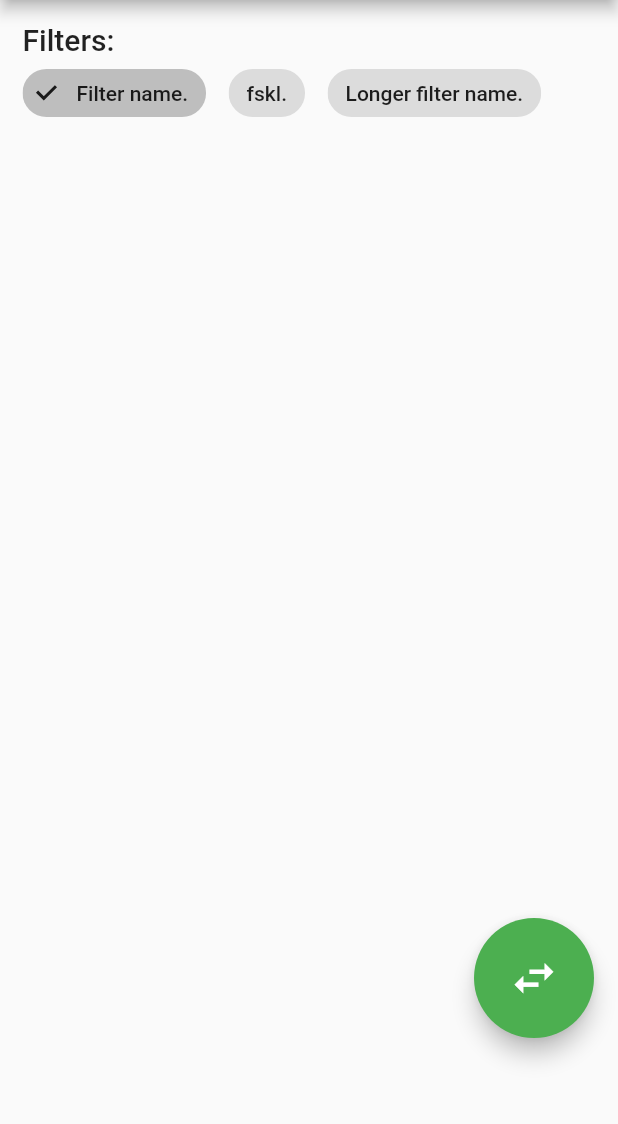
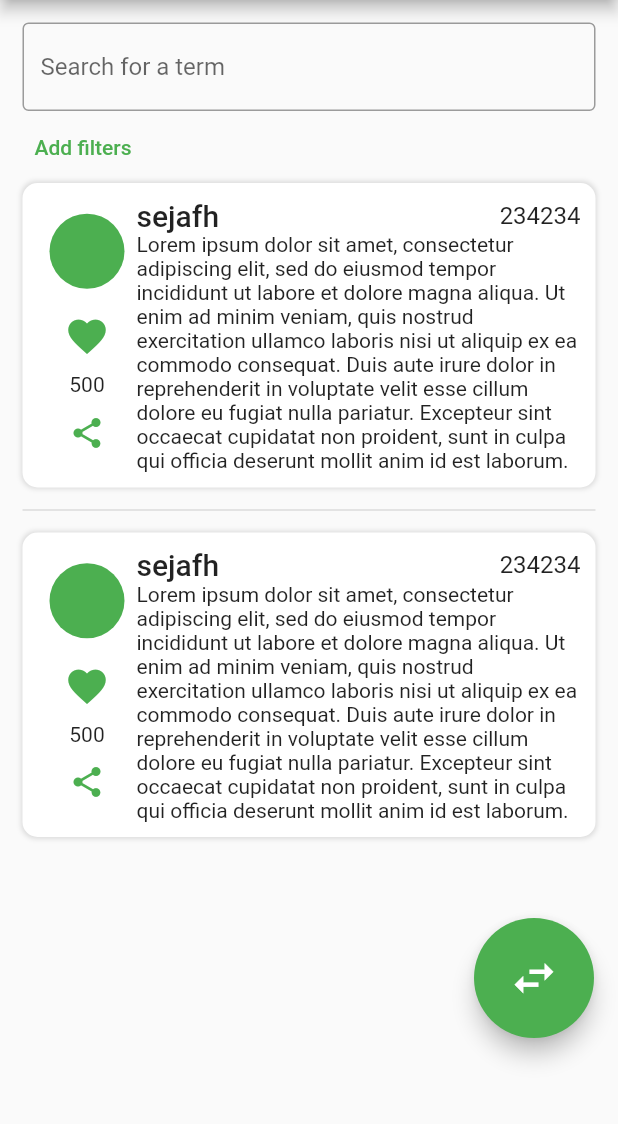
Before and after one commit to Software-Development-2022-2023/community-connect, a Flutter app: the screen it shows after launch, on a phone screen of 412 x 824 dp, the part 84-1208 px from its top. Run offline on Flutter 3.47's test engine with Material 2 defaults, Android fonts, the phone set to English and light mode, and no system bars; our stand-ins replace firebase_core, firebase_database, image_picker; accounts and stored records are empty.

Commit message:
Template for posts

```diff
--- a/lib/main.dart
+++ b/lib/main.dart
@@ -1,4 +1,8 @@
+import 'dart:math';
+
 import 'package:flutter/material.dart';
+
+import 'package:community_connect/post.dart';
 
 import 'package:firebase_core/firebase_core.dart';
 import 'firebase_options.dart';
@@ -92,9 +96,15 @@ class _ModeNavigationState extends State<ModeNavigation> {
           padding: const EdgeInsets.all(15.0),
           child: Column(
             crossAxisAlignment: CrossAxisAlignment.start,
-            children: [
-              Text("Filters:", style: Theme.of(context).textTheme.headline6),
-              const PostFilter(), // TODO: Maybe make the filters into a side sheet instead.
+            children: const [
+              TextField(
+                decoration: InputDecoration(
+                  border: OutlineInputBorder(),
+                  hintText: "Search for a term"
+                )
+              ),
+              PostFilter(), // TODO: Maybe make the filters into a side sheet instead.
+              PostDisplay(),
             ],
           ),
         ),
@@ -174,23 +184,47 @@ class PostFilter extends StatelessWidget {
 
   @override
   Widget build(BuildContext context) {
-    return Wrap(
-      spacing: 15,
-      children: [
-        FilterChip( // TODO: Probably make this into a class. I don't know all the filters, so I won't do this yet.
-          label: const Text("Filter name."),
-          selected: true,
-          onSelected: (bool value) {},
-        ),
-        FilterChip(
-          label: const Text("fskl."),
-          onSelected: (bool value) {},
-        ),
-        FilterChip(
-          label: const Text("Longer filter name."),
-          onSelected: (bool value) {},
-        ),
-      ],
+    return TextButton(
+      onPressed: () {
+        return; // TODO: Open filters sidebar
+      },
+      child: const Text("Add filters"),
+    );
+  }
+}
+
+class PostDisplay extends StatelessWidget {
+  const PostDisplay({Key? key}) : super(key: key);
+
+  @override
+  Widget build(BuildContext context) {
+    List<Post> posts = [
+      Post(
+        badge: "",
+        username: "sejafh",
+        time: 234234,
+        content: "Lorem ipsum dolor sit amet, consectetur adipiscing elit, sed do eiusmod tempor incididunt ut labore et dolore magna aliqua. Ut enim ad minim veniam, quis nostrud exercitation ullamco laboris nisi ut aliquip ex ea commodo consequat. Duis aute irure dolor in reprehenderit in voluptate velit esse cillum dolore eu fugiat nulla pariatur. Excepteur sint occaecat cupidatat non proident, sunt in culpa qui officia deserunt mollit anim id est laborum.",
+        likeInfo: LikeInfo(500, true),
+        filters: [FilterInfo("recycling"), FilterInfo("solar power"), FilterInfo("Renewables"), FilterInfo("Planting trees")],
+      ),
+      Post(
+        badge: "",
+        username: "sejafh",
+        time: 234234,
+        content: "Lorem ipsum dolor sit amet, consectetur adipiscing elit, sed do eiusmod tempor incididunt ut labore et dolore magna aliqua. Ut enim ad minim veniam, quis nostrud exercitation ullamco laboris nisi ut aliquip ex ea commodo consequat. Duis aute irure dolor in reprehenderit in voluptate velit esse cillum dolore eu fugiat nulla pariatur. Excepteur sint occaecat cupidatat non proident, sunt in culpa qui officia deserunt mollit anim id est laborum.",
+        likeInfo: LikeInfo(500, true),
+        filters: [FilterInfo("recycling"), FilterInfo("solar power"), FilterInfo("Renewables"), FilterInfo("Planting trees")],
+      ),
+    ];
+
+    return Expanded(
+      child: ListView.separated(
+        itemCount: posts.length,
+        separatorBuilder: (BuildContext context, int index) => const Divider(thickness: 1.0, height: 30.0),
+        itemBuilder: (context, index) {
+          return posts[index];
+        }
+      )
     );
   }
 }
--- /dev/null
+++ b/lib/post.dart
@@ -0,0 +1,123 @@
+import 'package:flutter/material.dart';
+import 'dart:ui';
+
+class Post extends StatefulWidget {
+  final String badge;
+  final String username;
+  final int time;
+  final String content;
+  final List<FilterInfo> filters;
+  final LikeInfo likeInfo;
+
+  const Post({Key? key,
+    required this.badge,
+    required this.username,
+    required this.time,
+    required this.content,
+    required this.filters,
+    required this.likeInfo,
+  }) : super(key: key);
+
+  @override
+  State<Post> createState() => _PostState();
+}
+class FilterInfo {
+  String label;
+  bool isSelected = false;
+
+  FilterInfo(this.label);
+}
+
+class LikeInfo {
+  int likes;
+  bool isLiked = false;
+
+  LikeInfo(this.likes, this.isLiked);
+}
+
+class _PostState extends State<Post> {
+  @override
+  Widget build(BuildContext context) {
+    return Container(
+      padding: const EdgeInsets.all(10.0),
+      decoration: BoxDecoration(
+        color: Colors.white,
+        borderRadius: BorderRadius.circular(10.0),
+        boxShadow: [BoxShadow(spreadRadius: 1.0, blurRadius: 2.0, color: Colors.black12)],
+      ),
+      child: Row(
+        mainAxisAlignment: MainAxisAlignment.spaceBetween,
+        children: [
+          postLeft(context),
+          postRight(context),
+        ],
+      )
+    );
+  }
+
+  Widget postLeft(BuildContext context) {
+    return Column(
+      children: [
+        Container(
+          margin: const EdgeInsets.all(8.0),
+          child: CircleAvatar(
+            radius: 25.0,
+            backgroundColor: Theme.of(context).colorScheme.primary,
+            // TODO: Load badge based off of id given
+          )
+        ),
+        IconButton(
+          icon: widget.likeInfo.isLiked ? Icon(Icons.favorite, color: Theme.of(context).colorScheme.primary) : Icon(Icons.favorite_border, color: Theme.of(context).colorScheme.primary),
+          iconSize: 30.0,
+          onPressed: () {
+            setState(() {
+              widget.likeInfo.isLiked = !widget.likeInfo.isLiked;
+              // TODO: Save like status to database
+            });
+          },
+        ),
+        Text(
+          widget.likeInfo.likes.toString(),
+        ),
+        IconButton(
+          icon: Icon(
+            Icons.share_rounded,
+            color: Theme.of(context).colorScheme.primary,
+          ),
+          onPressed: () {
+            // TODO: Share with others
+          },
+        )
+      ],
+    );
+  }
+
+  Widget postRight(BuildContext context) {
+    return Expanded(
+      child: Column(
+        children: [
+          Row(
+            // Header
+            mainAxisAlignment: MainAxisAlignment.spaceBetween,
+            children: [
+              Text(
+                widget.username,
+                style: Theme.of(context).textTheme.titleLarge,
+              ),
+              Text(
+                // TODO: Display time since last post if made < 1 day ago, else display time/date
+                widget.time.toString(),
+                style: Theme.of(context).textTheme.subtitle1,
+              )
+            ],
+          ),
+          Text(
+            widget.content,
+            overflow: TextOverflow.clip,
+            style: Theme.of(context).textTheme.bodyMedium,
+          )
+        ],
+      ),
+    );
+  }
+}
```
Also changed, not shown: 2 other files.
